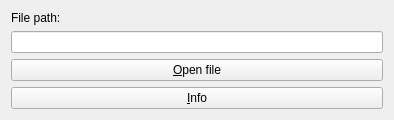
First picture: the form in ui/filevideosourceoptionswidget.ui, repository krajsz/traffic-counter-opencv, before the edit.
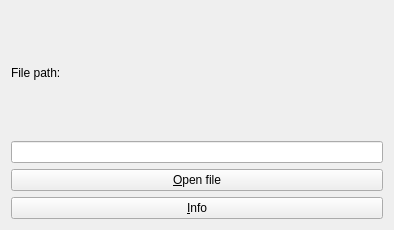
Second picture: the form after the edit.

Diff of the .ui file:
```diff
--- a/ui/filevideosourceoptionswidget.ui
+++ b/ui/filevideosourceoptionswidget.ui
@@ -7,7 +7,7 @@
     <x>0</x>
     <y>0</y>
     <width>394</width>
-    <height>103</height>
+    <height>230</height>
    </rect>
   </property>
   <property name="windowTitle">
@@ -15,9 +15,7 @@
   </property>
   <layout class="QGridLayout" name="gridLayout">
    <item row="0" column="0">
-    <layout class="QVBoxLayout" name="verticalLayout">
-     <item>
-      <layout class="QHBoxLayout" name="horizontalLayout">
+    <layout class="QVBoxLayout" name="verticalLayout" stretch="0,0">
        <item>
         <widget class="QLabel" name="filePathLabel">
          <property name="text">
@@ -25,26 +23,24 @@
          </property>
         </widget>
        </item>
-      </layout>
-     </item>
      <item>
       <widget class="QLineEdit" name="filePathLineEdit"/>
      </item>
-     <item>
+    </layout>
+   </item>
+   <item row="1" column="0">
       <widget class="QPushButton" name="openFileButton">
        <property name="text">
         <string>&amp;Open file</string>
        </property>
       </widget>
      </item>
-     <item>
+   <item row="2" column="0">
       <widget class="QPushButton" name="fileInfoButton">
        <property name="text">
         <string>&amp;Info</string>
        </property>
       </widget>
-     </item>
-    </layout>
    </item>
   </layout>
  </widget>
```
Lines whose indentation alone changed are shown as unchanged.
